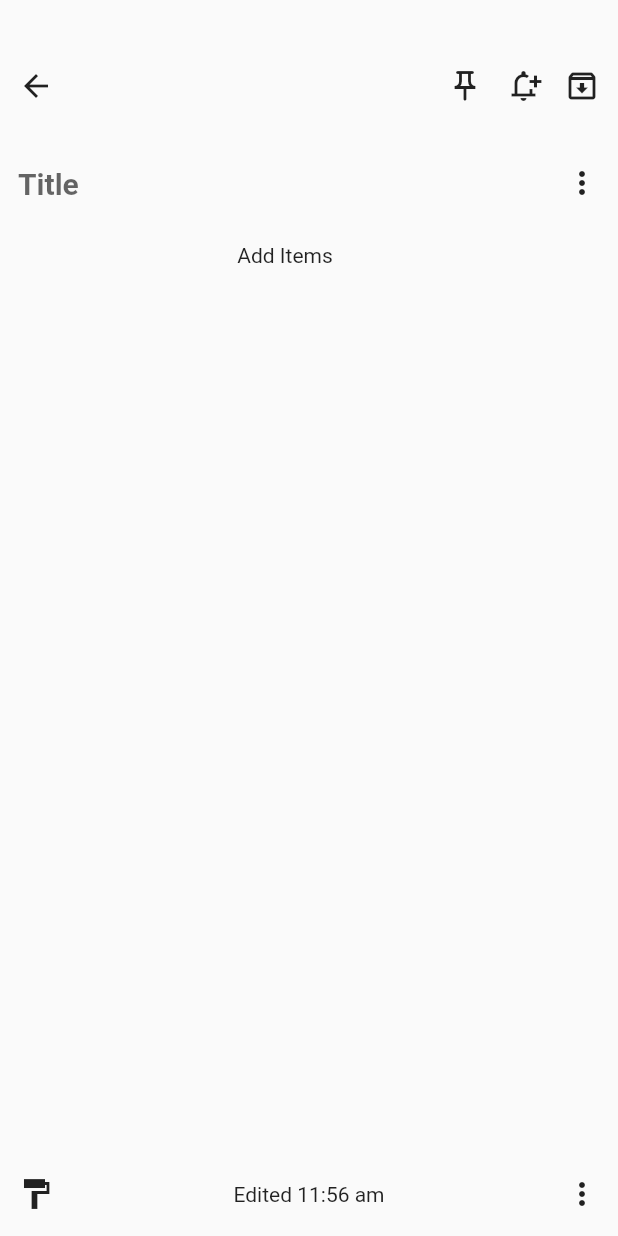
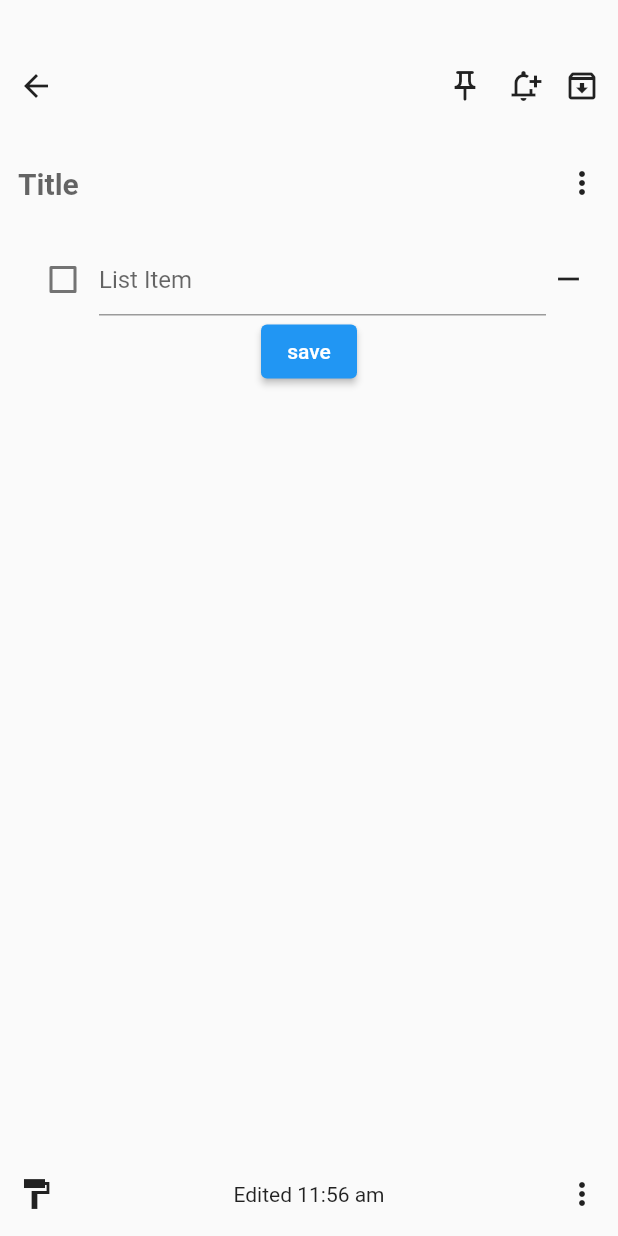
Before and after one commit to Mashnjogu/Flutter-Google-Keep-Clone, a Flutter app: the ListScreen screen opened by its route, on a phone screen of 412 x 824 dp. Run offline on Flutter 3.47's test engine with Material 2 defaults, Android fonts, the light colour scheme and no system bars.

Commit message:
fixed: removing dynamic textfields

```diff
--- a/lib/views/bottom_nav_screens/list_screen.dart
+++ b/lib/views/bottom_nav_screens/list_screen.dart
@@ -11,8 +11,9 @@ class ListScreen extends StatefulWidget {
 }
 
 class _ListScreenState extends State<ListScreen> {
-  static List<String> friendsList = [];
+  static List<String?> listItem = [null];
   final _formKey = GlobalKey<FormState>();
+  bool value = false;
 
   @override
   Widget build(BuildContext context) {
@@ -38,6 +39,8 @@ class _ListScreenState extends State<ListScreen> {
                         height: 29,
                       ),
                       SingleChildScrollView(
+                        child: Form(
+                          key: _formKey,
                           child: Column(
                             children: [
                               Row(
@@ -63,20 +66,11 @@ class _ListScreenState extends State<ListScreen> {
                               SizedBox(
                                 height: 16,
                               ),
-                            Form(
-                              key: _formKey,
-                              child: Padding(
-                                padding: EdgeInsets.only(right: 32.0),
-                                child: Column(
-                                    crossAxisAlignment:
-                                        CrossAxisAlignment.start,
-                                    children: [
-                                      Text("Add Items"),
-                                      ...getItemList()
-                                    ]),
+                              ..._getItemList(),
+                              ElevatedButton(
+                                  onPressed: () {}, child: Text("save"))
+                            ],
                           ),
-                            )
-                          ],
                         ),
                       ),
                     ],
@@ -107,32 +101,49 @@ class _ListScreenState extends State<ListScreen> {
     ));
   }
 
-  List<Widget> getItemList() {
-    List<Widget> itemTextFields = [];
-    for (int i = 0; i < friendsList.length; i++) {
-      itemTextFields.add(Padding(
-        padding: EdgeInsets.symmetric(vertical: 16),
+  List<Widget> _getItemList() {
+    List<Widget> itemTextFieldList = [];
+    for (int i = 0; i < listItem.length; i++) {
+      itemTextFieldList.add(Padding(
+        padding: const EdgeInsets.symmetric(horizontal: 6.0),
         child: Row(
           children: [
-            Expanded(
-                child: ListItemTextField(
-              index: i,
-            )),
-            SizedBox(
-              width: 10,
-            ),
-            Icon(Icons.remove)
+            Checkbox(
+                value: value,
+                onChanged: (value) {
+                  setState(() {
+                    this.value = value!;
+                  });
+                }),
+            Expanded(child: ListItemTextField(i)),
+            _removeButton(i == listItem.length - 1, i)
           ],
         ),
       ));
     }
-    return itemTextFields;
+    return itemTextFieldList;
+  }
+
+  Widget _removeButton(bool remove, int index) {
+    return InkWell(
+      onTap: () {
+        if (remove) {
+          listItem.removeAt(0);
+        }
+        setState(() {});
+      },
+      child: Container(
+        height: 30,
+        width: 30,
+        child: Icon(Icons.remove),
+      ),
+    );
   }
 }
 
 class ListItemTextField extends StatefulWidget {
-  int index;
-  ListItemTextField({required this.index});
+  final int index;
+  const ListItemTextField(this.index);
 
   @override
   State<ListItemTextField> createState() => _ListItemTextFieldState();
@@ -155,15 +166,16 @@ class _ListItemTextFieldState extends State<ListItemTextField> {
 
   @override
   Widget build(BuildContext context) {
-    WidgetsBinding.instance.addPostFrameCallback(((timeStamp) {
-      _listItemController.text =
-          _ListScreenState.friendsList[widget.index] ?? '';
-    }));
+    WidgetsBinding.instance.addPostFrameCallback((timeStamp) {
+      _listItemController.text = _ListScreenState.listItem[widget.index] ?? '';
+    });
     return TextFormField(
+      maxLines: null,
       controller: _listItemController,
-      onChanged: ((value) {}),
-      decoration: InputDecoration(hintText: "Enter your name"),
-      validator: ((value) {}),
+      // save text field data in listItem at index
+      // whenever text field value changes
+      onChanged: ((value) => _ListScreenState.listItem[widget.index] = value),
+      decoration: InputDecoration(hintText: "List Item"),
     );
   }
 }
```
Lines whose indentation alone changed are shown as unchanged.
